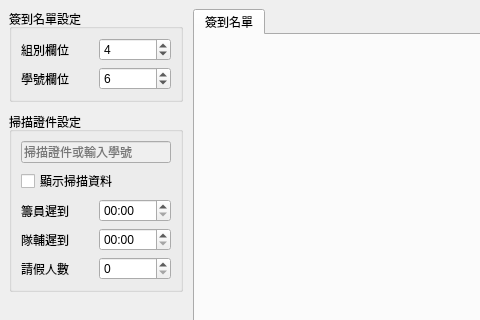
First picture: the form in src/main/resources/base/window.ui, repository redbug312/ntuoc13-punch-clock, before the edit; both pictures show x 0 to 480 and y 0 to 320 of the 800 by 600 pixel window.
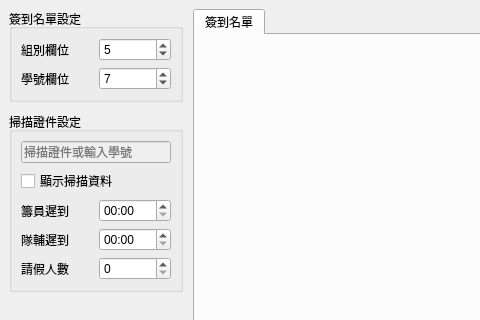
Second picture: the form after the edit. Icons and pictures are not drawn. Custom widgets are drawn as their Qt base class.

Commit message: Increment default column numbers

Patch:
```diff
--- a/src/main/resources/base/window.ui
+++ b/src/main/resources/base/window.ui
@@ -46,7 +46,7 @@
               <number>1</number>
              </property>
              <property name="value">
-              <number>4</number>
+              <number>5</number>
              </property>
             </widget>
            </item>
@@ -76,7 +76,7 @@
               <number>1</number>
              </property>
              <property name="value">
-              <number>6</number>
+              <number>7</number>
              </property>
             </widget>
            </item>
```
